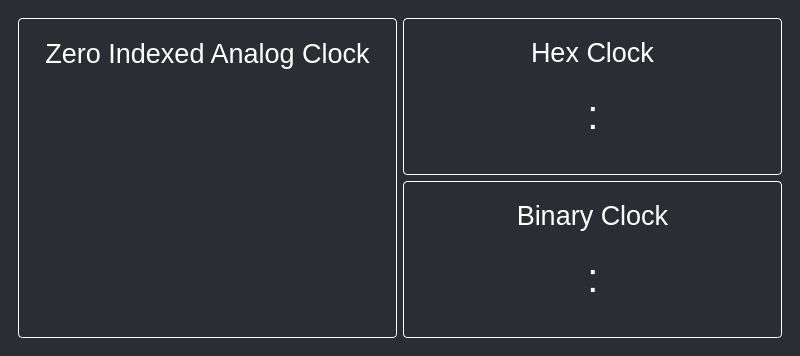
jm20122012/Programmers_Clock, file src/UI_main.ui: the form before one commit.
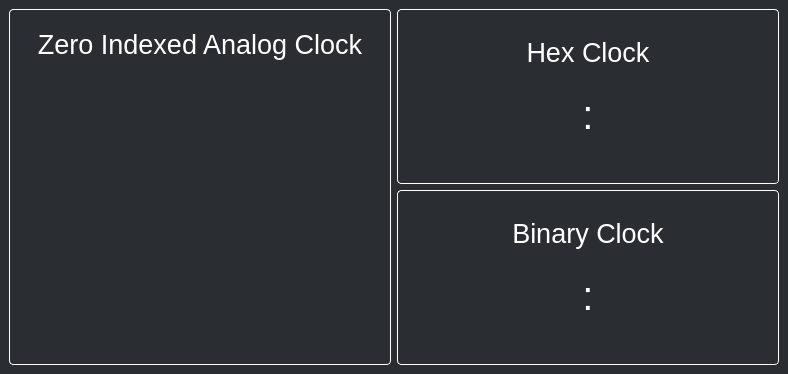
The form after the commit.

```diff
--- a/src/UI_main.ui
+++ b/src/UI_main.ui
@@ -6,8 +6,8 @@
    <rect>
     <x>0</x>
     <y>0</y>
-    <width>800</width>
-    <height>326</height>
+    <width>788</width>
+    <height>362</height>
    </rect>
   </property>
   <property name="windowTitle">
@@ -34,6 +34,21 @@
   </property>
   <widget class="QWidget" name="centralwidget">
    <layout class="QVBoxLayout" name="verticalLayout">
+    <property name="spacing">
+     <number>0</number>
+    </property>
+    <property name="leftMargin">
+     <number>0</number>
+    </property>
+    <property name="topMargin">
+     <number>0</number>
+    </property>
+    <property name="rightMargin">
+     <number>0</number>
+    </property>
+    <property name="bottomMargin">
+     <number>0</number>
+    </property>
     <item>
      <widget class="QFrame" name="main_window_frame">
       <property name="frameShape">
@@ -45,6 +60,15 @@
       <layout class="QGridLayout" name="gridLayout">
        <item row="0" column="0" rowspan="2">
         <widget class="QFrame" name="analog_clock_frame">
+         <property name="maximumSize">
+          <size>
+           <width>450</width>
+           <height>16777215</height>
+          </size>
+         </property>
+         <property name="styleSheet">
+          <string notr="true"/>
+         </property>
          <property name="frameShape">
           <enum>QFrame::StyledPanel</enum>
          </property>
@@ -71,6 +95,9 @@
               <pointsize>20</pointsize>
              </font>
             </property>
+            <property name="styleSheet">
+             <string notr="true"/>
+            </property>
             <property name="text">
              <string>Zero Indexed Analog Clock</string>
             </property>
@@ -79,8 +106,23 @@
             </property>
            </widget>
           </item>
-          <item>
+          <item alignment="Qt::AlignHCenter">
            <widget class="QFrame" name="analog_clock_frame_contents">
+            <property name="minimumSize">
+             <size>
+              <width>280</width>
+              <height>280</height>
+             </size>
+            </property>
+            <property name="maximumSize">
+             <size>
+              <width>280</width>
+              <height>280</height>
+             </size>
+            </property>
+            <property name="styleSheet">
+             <string notr="true"/>
+            </property>
             <property name="frameShape">
              <enum>QFrame::StyledPanel</enum>
             </property>
@@ -94,6 +136,12 @@
        </item>
        <item row="0" column="1">
         <widget class="QFrame" name="hex_clock_frame">
+         <property name="maximumSize">
+          <size>
+           <width>450</width>
+           <height>16777215</height>
+          </size>
+         </property>
          <property name="frameShape">
           <enum>QFrame::StyledPanel</enum>
          </property>
@@ -238,6 +286,12 @@
        </item>
        <item row="1" column="1">
         <widget class="QFrame" name="binary_clock_frame">
+         <property name="maximumSize">
+          <size>
+           <width>450</width>
+           <height>16777215</height>
+          </size>
+         </property>
          <property name="frameShape">
           <enum>QFrame::StyledPanel</enum>
          </property>
```
